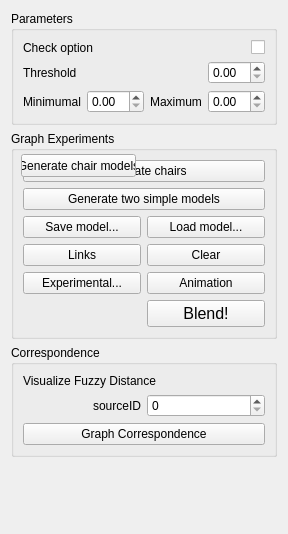
First picture: the form in topo-blend/topo_blend_widget.ui, repository ialhashim/topo-blend, before the edit.
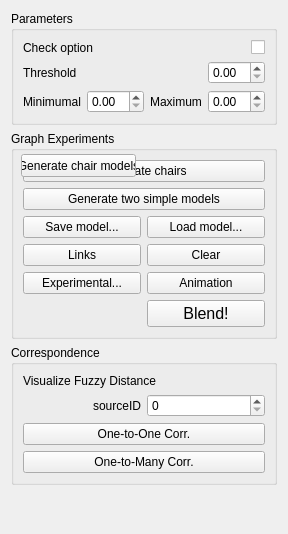
Second picture: the form after the edit. Icons and pictures are not drawn.

The edit to the form file:
```diff
--- a/topo-blend/topo_blend_widget.ui
+++ b/topo-blend/topo_blend_widget.ui
@@ -209,7 +209,7 @@
       <item row="3" column="0" colspan="2">
        <widget class="QPushButton" name="corrButton">
         <property name="text">
-         <string>Graph Correspondence</string>
+         <string>One-to-One Corr.</string>
         </property>
        </widget>
       </item>
@@ -220,6 +220,13 @@
         </property>
        </widget>
       </item>
+      <item row="4" column="0" colspan="2">
+       <widget class="QPushButton" name="one2manyButton">
+        <property name="text">
+         <string>One-to-Many Corr.</string>
+        </property>
+       </widget>
+      </item>
      </layout>
     </widget>
    </item>
```
Left out of the diff: 2 changed lines with no effect on the pictures.
